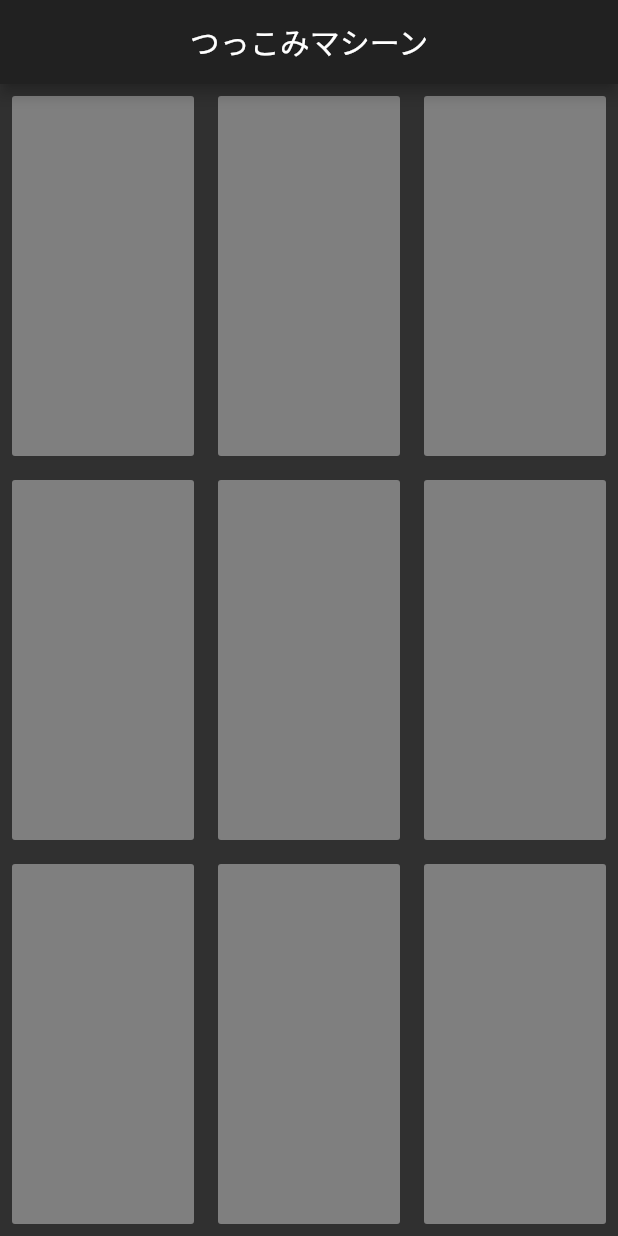
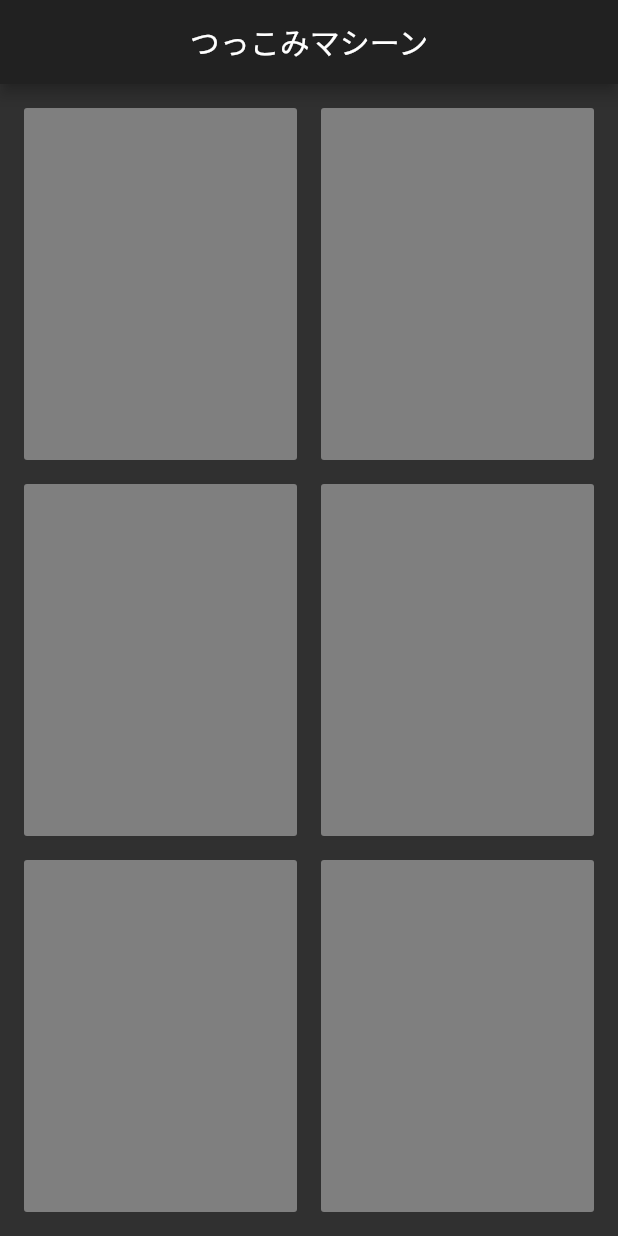
Before and after one commit to masa-321/straight_app, a Flutter app: the screen it shows after launch, on a phone screen of 412 x 824 dp. Run offline on Flutter 3.47's test engine with Material 2 defaults, Android fonts, the phone set to English and light mode, and no system bars.

Commit message:
[edit]soundButtonはメソッドに変更。またpaddingを設定した。

```diff
--- a/lib/home_screen.dart
+++ b/lib/home_screen.dart
@@ -9,13 +9,24 @@ class HomeScreen extends StatelessWidget {
         title: Text("つっこみマシーン"),
         centerTitle: true,
       ),
-      body: Column(
+      body: Container(
+        padding: EdgeInsets.all(8.0),
+        child: Column(
           children: [
             Expanded(
               child: Row(
                 crossAxisAlignment: CrossAxisAlignment.stretch,
                 children: [
                   _soundButton(),
+                  _soundButton(),
+                  //_soundButton(),
+                ],
+              ),
+            ),
+            Expanded(
+              child: Row(
+                crossAxisAlignment: CrossAxisAlignment.stretch,
+                children: [
                   _soundButton(),
                   _soundButton(),
                 ],
@@ -27,21 +38,11 @@ class HomeScreen extends StatelessWidget {
                 children: [
                   _soundButton(),
                   _soundButton(),
-                _soundButton(),
-              ],
-            ),
-          ),
-          Expanded(
-            child: Row(
-              crossAxisAlignment: CrossAxisAlignment.stretch,
-              children: [
-                _soundButton(),
-                _soundButton(),
-                _soundButton(),
                 ],
               ),
             ),
           ],
+        ),
       ),
     );
   }
```
Lines whose indentation alone changed are shown as unchanged.
